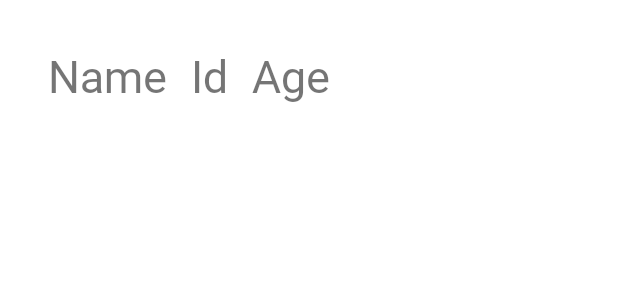
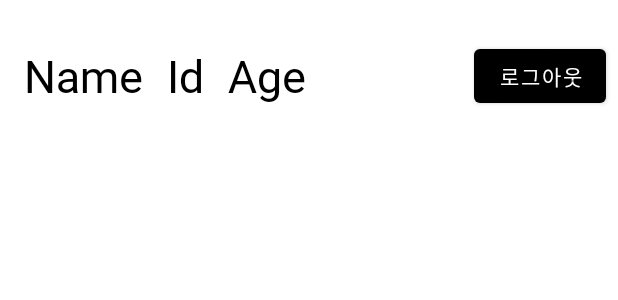
Before and after one commit to CUTY-DMS/Team3-DTL-Android, an Android app: the layout fragment_mypage.xml on its own in the app's theme, with its tools: preview values and no code run, on a phone screen of 412 x 824 dp. Shown: the top 300 px of the screen. Run offline under Robolectric (Android 15) with nearby library versions, the phone set to English and light mode, and no system bars.

Commit message:
🌧 :: 자동로그인 / 로그아웃 기능 추가

```diff
--- a/TodoList/app/src/main/java/com/tmdhoon/todolist/Adapter/TodoAdapter.java
+++ b/TodoList/app/src/main/java/com/tmdhoon/todolist/Adapter/TodoAdapter.java
@@ -80,7 +80,9 @@ public class TodoAdapter extends RecyclerView.Adapter<TodoAdapter.TodoViewHolder
         holder.like.setOnClickListener(new View.OnClickListener() {
             @Override
             public void onClick(View view) {
-
+                if(holder.like.getImageAlpha() == R.drawable.white){
+                    holder.like.setImageResource(R.drawable.red);
+                }
             }
         });
 
--- a/TodoList/app/src/main/java/com/tmdhoon/todolist/Api/ServerApi.java
+++ b/TodoList/app/src/main/java/com/tmdhoon/todolist/Api/ServerApi.java
@@ -5,12 +5,10 @@ import com.tmdhoon.todolist.Request.PostRequest;
 import com.tmdhoon.todolist.Request.SignInRequest;
 import com.tmdhoon.todolist.Response.MainResponse;
 import com.tmdhoon.todolist.Response.MyResponse;
-import com.tmdhoon.todolist.Response.MyTodoResponse;
 import com.tmdhoon.todolist.Response.SignInResponse;
 import com.tmdhoon.todolist.Request.SignUpRequest;
 import com.tmdhoon.todolist.Response.SignUpResponse;
 
-import java.util.ArrayList;
 import java.util.List;
 
 import retrofit2.Call;
--- a/TodoList/app/src/main/java/com/tmdhoon/todolist/Lobby/SplashActivity.kt
+++ b/TodoList/app/src/main/java/com/tmdhoon/todolist/Lobby/SplashActivity.kt
@@ -4,6 +4,8 @@ import android.content.Intent
 import androidx.appcompat.app.AppCompatActivity
 import android.os.Bundle
 import android.os.Handler
+import android.view.animation.Animation
+import com.tmdhoon.todolist.R
 import com.tmdhoon.todolist.databinding.ActivitySplashBinding
 
 class SplashActivity : AppCompatActivity() {
--- /dev/null
+++ b/TodoList/app/src/main/res/drawable/red.xml
@@ -0,0 +1,5 @@
+<vector android:height="24dp" android:tint="#B71C1C"
+    android:viewportHeight="24" android:viewportWidth="24"
+    android:width="24dp" xmlns:android="http://schemas.android.com/apk/res/android">
+    <path android:fillColor="@android:color/white" android:pathData="M12,21.35l-1.45,-1.32C5.4,15.36 2,12.28 2,8.5 2,5.42 4.42,3 7.5,3c1.74,0 3.41,0.81 4.5,2.09C13.09,3.81 14.76,3 16.5,3 19.58,3 22,5.42 22,8.5c0,3.78 -3.4,6.86 -8.55,11.54L12,21.35z"/>
+</vector>
--- a/TodoList/app/src/main/res/layout/fragment_mypage.xml
+++ b/TodoList/app/src/main/res/layout/fragment_mypage.xml
@@ -10,21 +10,22 @@
         android:id="@+id/constraintLayout"
         android:layout_width="match_parent"
         android:layout_height="100dp"
-        app:layout_constraintEnd_toEndOf="parent"
-        app:layout_constraintStart_toStartOf="parent"
-        app:layout_constraintTop_toTopOf="parent">
+        app:layout_constraintTop_toTopOf="parent"
+        app:layout_constraintLeft_toLeftOf="parent"
+        app:layout_constraintRight_toRightOf="parent">
 
         <TextView
             android:id="@+id/tvuser_name"
             android:layout_width="wrap_content"
             android:layout_height="wrap_content"
-            android:layout_marginLeft="32dp"
             android:fontFamily="@font/dohyeon"
             android:text="Name"
             android:textSize="30sp"
-            app:layout_constraintBottom_toBottomOf="parent"
+            android:textColor="@color/black"
+            android:layout_marginLeft="16dp"
+            app:layout_constraintTop_toTopOf="parent"
             app:layout_constraintLeft_toLeftOf="parent"
-            app:layout_constraintTop_toTopOf="parent" />
+            app:layout_constraintBottom_toBottomOf="parent"/>
 
         <TextView
             android:id="@+id/tvuser_id"
@@ -34,10 +35,11 @@
             android:fontFamily="@font/dohyeon"
             android:text="Id"
             android:textSize="30sp"
+            android:textColor="@color/black"
+            app:layout_constraintTop_toTopOf="@+id/tvuser_name"
+            app:layout_constraintLeft_toLeftOf="parent"
             app:layout_constraintBottom_toBottomOf="@+id/tvuser_name"
-            app:layout_constraintLeft_toLeftOf="parent"
-            app:layout_constraintStart_toEndOf="@+id/tvuser_name"
-            app:layout_constraintTop_toTopOf="@+id/tvuser_name" />
+            app:layout_constraintStart_toEndOf="@+id/tvuser_name" />
 
         <TextView
             android:id="@+id/tvuser_age"
@@ -46,23 +48,33 @@
             android:fontFamily="@font/dohyeon"
             android:text="Age"
             android:textSize="30sp"
+            android:textColor="@color/black"
             android:layout_marginLeft="16dp"
-            app:layout_constraintBottom_toBottomOf="@+id/tvuser_id"
-            app:layout_constraintStart_toEndOf="@+id/tvuser_id"
-            app:layout_constraintTop_toTopOf="@+id/tvuser_id" />
+            app:layout_constraintTop_toTopOf="@+id/tvuser_id"
+            app:layout_constraintLeft_toRightOf="@+id/tvuser_id"
+            app:layout_constraintBottom_toBottomOf="@+id/tvuser_id" />
+
+        <Button
+            android:id="@+id/btLogout"
+            android:layout_width="wrap_content"
+            android:layout_height="wrap_content"
+            android:layout_marginRight="8dp"
+            android:text="로그아웃"
+            android:fontFamily="@font/dohyeon"
+            app:layout_constraintTop_toTopOf="@+id/tvuser_age"
+            app:layout_constraintRight_toRightOf="parent"
+            app:layout_constraintBottom_toBottomOf="@+id/tvuser_age"/>
 
     </androidx.constraintlayout.widget.ConstraintLayout>
 
-    <androidx.swiperefreshlayout.widget.SwipeRefreshLayout
+
+    <androidx.recyclerview.widget.RecyclerView
+        android:id="@+id/myRecyclerView"
         android:layout_width="match_parent"
-        android:layout_height="wrap_content"
-        app:layout_constraintTop_toBottomOf="@+id/constraintLayout">
-
-        <androidx.recyclerview.widget.RecyclerView
-            android:id="@+id/myRecyclerView"
-            android:layout_width="match_parent"
-            android:layout_height="match_parent" />
-
-    </androidx.swiperefreshlayout.widget.SwipeRefreshLayout>
+        android:layout_height="0dp"
+        app:layout_constraintBottom_toBottomOf="parent"
+        app:layout_constraintEnd_toEndOf="parent"
+        app:layout_constraintStart_toStartOf="parent"
+        app:layout_constraintTop_toBottomOf="@+id/constraintLayout" />
 
 </androidx.constraintlayout.widget.ConstraintLayout>
--- a/TodoList/app/src/main/res/layout/todolist_recyclerview.xml
+++ b/TodoList/app/src/main/res/layout/todolist_recyclerview.xml
@@ -88,7 +88,7 @@
                android:id="@+id/ivLike"
                android:layout_width="20dp"
                android:layout_height="20dp"
-               android:src="@drawable/ic_baseline_favorite_24"
+               android:src="@drawable/white"
                android:layout_marginRight="16dp"
                app:layout_constraintBottom_toBottomOf="@+id/tvlike_count"
                app:layout_constraintEnd_toStartOf="@+id/tvlike_count"
```
Also changed, not shown: TodoList/app/src/main/java/com/tmdhoon/todolist/Lobby/SignInActivity.java (+66 -14 lines), TodoList/app/src/main/java/com/tmdhoon/todolist/Request/SignInRequest.java (+0 -7 lines), TodoList/app/src/main/java/com/tmdhoon/todolist/fragment/MypageFragment.java (+13 -5 lines), TodoList/app/src/main/res/drawable/white.xml (renamed from TodoList/app/src/main/res/drawable/ic_baseline_favorite_24.xml).
